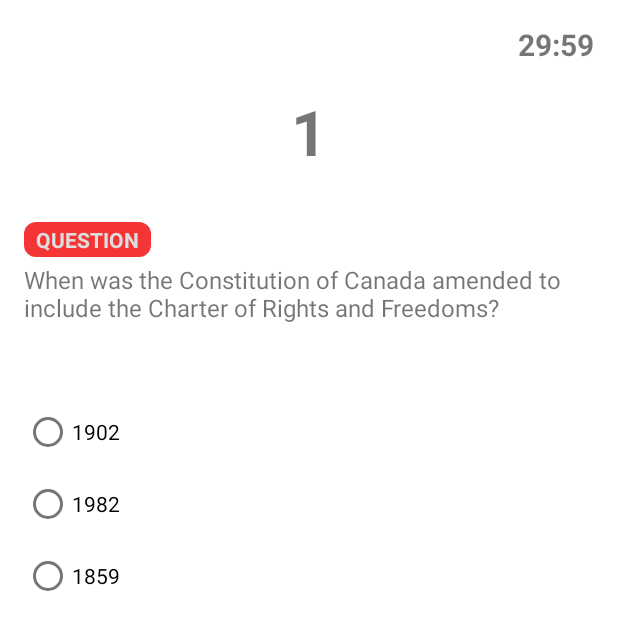
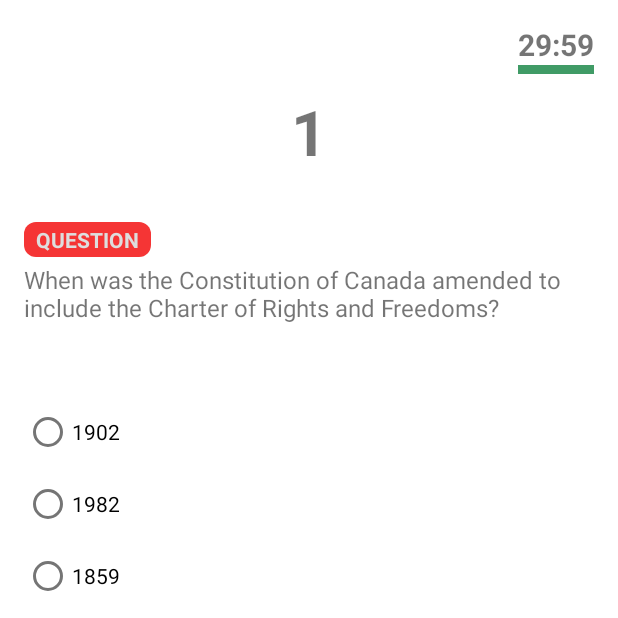
Before and after one commit to Pavel87/Citizenship-Test-2020, an Android app: the screen it shows after launch (MainActivity), after a tap on "START TEST", on a phone screen of 412 x 824 dp, the top half of it. Run offline under Robolectric (Android 15) with nearby library versions, the phone set to English and light mode, and no system bars; our stand-ins replace AdMob; network calls fail; Roboto replaces fonts that are not available here; 3 statements that could not run were skipped.

Commit message:
Added highligther for timer

```diff
--- a/app/src/main/java/com/pacmac/citizenship/canada/QAFragment.kt
+++ b/app/src/main/java/com/pacmac/citizenship/canada/QAFragment.kt
@@ -48,8 +48,8 @@ class QAFragment : Fragment() {
     private var questionNumber = 1
 
     override fun onCreateView(
-        inflater: LayoutInflater, container: ViewGroup?,
-        savedInstanceState: Bundle?
+            inflater: LayoutInflater, container: ViewGroup?,
+            savedInstanceState: Bundle?
     ): View? {
         viewModel = ViewModelProvider(activity!!).get(AppViewModel::class.java)
         viewModel.correctAnswers = 0;
@@ -82,9 +82,9 @@ class QAFragment : Fragment() {
                 questionNumber++
 
                 showQuestion(
-                    view,
-                    viewModel.getQuestionList()?.get(questionNumber - 1),
-                    questionNumber
+                        view,
+                        viewModel.getQuestionList()?.get(questionNumber - 1),
+                        questionNumber
                 )
 
             } else {
@@ -100,8 +100,7 @@ class QAFragment : Fragment() {
         timerRunnable = Runnable {
             view.findViewById<TextView>(R.id.timer).text = Utils.formatTimeLimit(time)
             if (time < WARN_TIME) {
-                view.findViewById<TextView>(R.id.timer)
-                    .setTextColor(resources.getColor(R.color.colorPrimary))
+                view.findViewById<View>(R.id.timerHighlighter).setBackgroundColor(context!!.resources.getColor(R.color.bad_time))
             }
 
             if (time > 0) {
--- a/app/src/main/res/layout/fragment_q_a.xml
+++ b/app/src/main/res/layout/fragment_q_a.xml
@@ -18,6 +18,16 @@
         android:textStyle="bold"
         app:layout_constraintEnd_toEndOf="parent"
         app:layout_constraintTop_toTopOf="parent" />
+
+
+    <View
+        android:id="@+id/timerHighlighter"
+        android:layout_width="0dp"
+        android:layout_height="6dp"
+        android:background="@color/good_time"
+        app:layout_constraintTop_toBottomOf="@+id/timer"
+        app:layout_constraintEnd_toEndOf="@+id/timer"
+        app:layout_constraintStart_toStartOf="@+id/timer" />
 
     <TextView
         android:id="@+id/questionNumber"
@@ -141,5 +151,4 @@
         app:layout_constraintEnd_toEndOf="parent"
         app:layout_constraintStart_toStartOf="parent" />
 
-
 </androidx.constraintlayout.widget.ConstraintLayout>
--- a/app/src/main/res/values/colors.xml
+++ b/app/src/main/res/values/colors.xml
@@ -11,5 +11,7 @@
     <color name="text_main">#131313</color>
     <color name="textLabel">#99131313</color>
 
+    <color name="good_time">#E62C9156</color>
+    <color name="bad_time">@color/colorPrimaryVariant</color>
 
 </resources>
```
